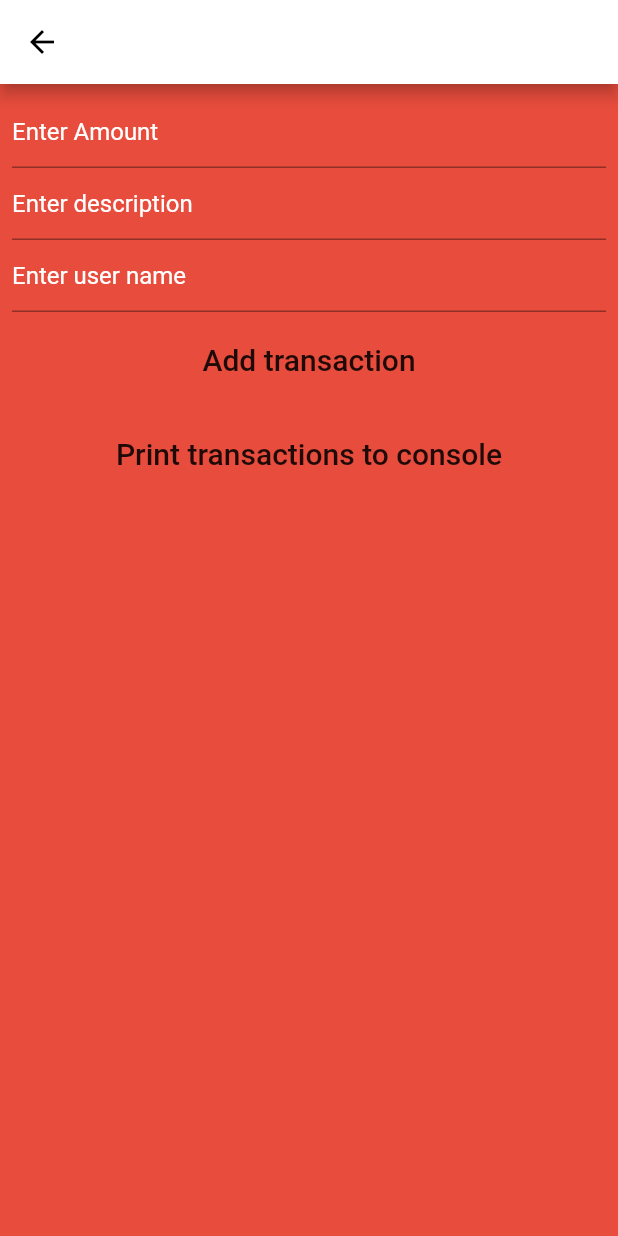
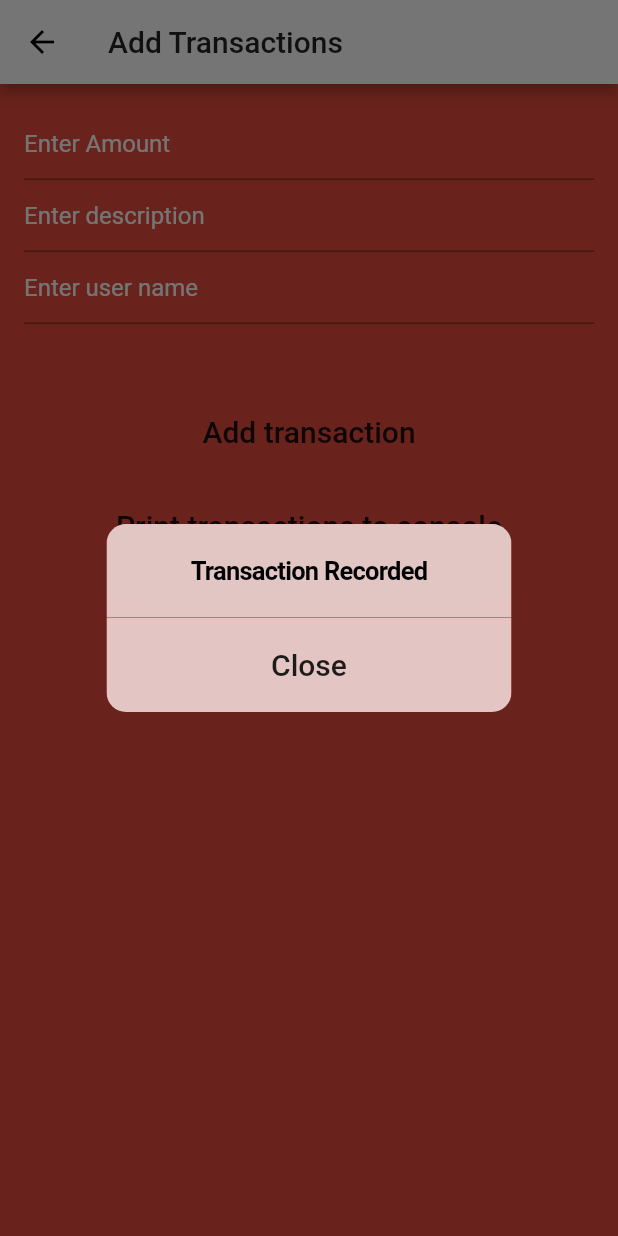
Before and after one commit to JayAnand1/splitt, a Flutter app: the AddTransaction screen opened directly, after a tap on "Add transaction", on a phone screen of 412 x 824 dp. Run offline on Flutter 3.47's test engine with Material 2 defaults, Android fonts, the phone set to English and light mode, and no system bars; our stand-ins replace cloud_firestore, firebase_auth, flutter_html; accounts and stored records are empty; Roboto replaces fonts that are missing (Hind).

Commit message:
21.11.2019 3.16pm
Changes made-
Bunch of formatting

```diff
--- a/lib/add_transaction.dart
+++ b/lib/add_transaction.dart
@@ -2,6 +2,7 @@ import 'package:flutter/material.dart';
 import 'package:cloud_firestore/cloud_firestore.dart';
 import 'dart:async';
 import 'firestore_helper.dart';
+import 'package:flutter/cupertino.dart';
 
 class AddTransaction extends StatefulWidget {
   @override
@@ -9,6 +10,25 @@ class AddTransaction extends StatefulWidget {
 }
 
 class _AddTransactionState extends State<AddTransaction> {
+
+  void customDialogBox(String dialogMessage) {
+    showDialog(
+      context: context,
+      builder: (context) {
+        return CupertinoAlertDialog(
+          title: Text(dialogMessage),
+          actions: <Widget>[
+            FlatButton(
+              onPressed: () {
+                Navigator.pop(context);
+              },
+              child: Text('Close'),
+            ),
+          ],
+        );
+      },
+    );
+  }
 
   var amount;
   var description;
@@ -20,10 +40,11 @@ class _AddTransactionState extends State<AddTransaction> {
   @override
   Widget build(BuildContext context) {
     return Scaffold(
-      appBar: AppBar(),
+      appBar: AppBar(title: Text('Add Transactions'),),
       body: Padding(
         padding: const EdgeInsets.all(8.0),
         child: Container(
+          padding: EdgeInsets.all(8.0),
           child: Column(children: <Widget>[
             TextField(
               onChanged: (value) {
@@ -48,11 +69,12 @@ class _AddTransactionState extends State<AddTransaction> {
               decoration: InputDecoration(
                 hintText: "Enter user name",
               ),
-            ),
+            ),SizedBox(height: 40),
             MaterialButton(
               child: Text("Add transaction"),
               onPressed: () {
               fireStoreFunctions.addTransaction(amount, description, groupName, userName);
+              customDialogBox('Transaction Recorded');
               },
             ),
             MaterialButton(
--- a/lib/loginpage.dart
+++ b/lib/loginpage.dart
@@ -1,13 +1,9 @@
 import 'package:splitt/firestore_helper.dart';
 import 'package:splitt/password_reset.dart';
 
-import 'privacypolicypage.dart';
 import 'package:flutter/material.dart';
-import 'package:firebase_auth/firebase_auth.dart';
-import 'dart:async';
 import 'homepage.dart';
 import 'signuppage.dart';
-import 'privacypolicypage.dart';
 
 class LoginPage extends StatefulWidget {
   @override
```
Also changed, not shown: lib/create_group.dart (+12 -4 lines), lib/firestore_helper.dart (+22 -1 lines), lib/homepage.dart (+31 -7 lines), lib/settings.dart (+13 -2 lines).
